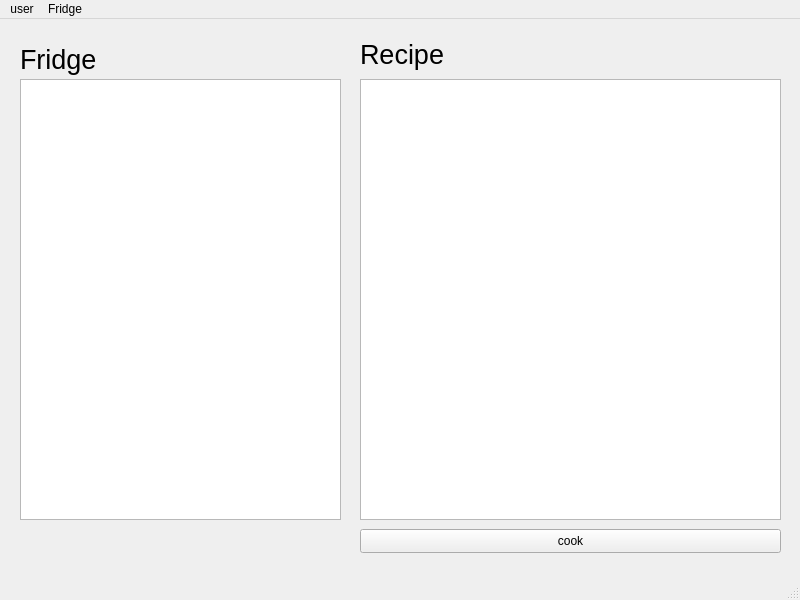
AbeArtus/SWE-Project-1, file The-Fridge/mainwindow.ui: the form before one commit.
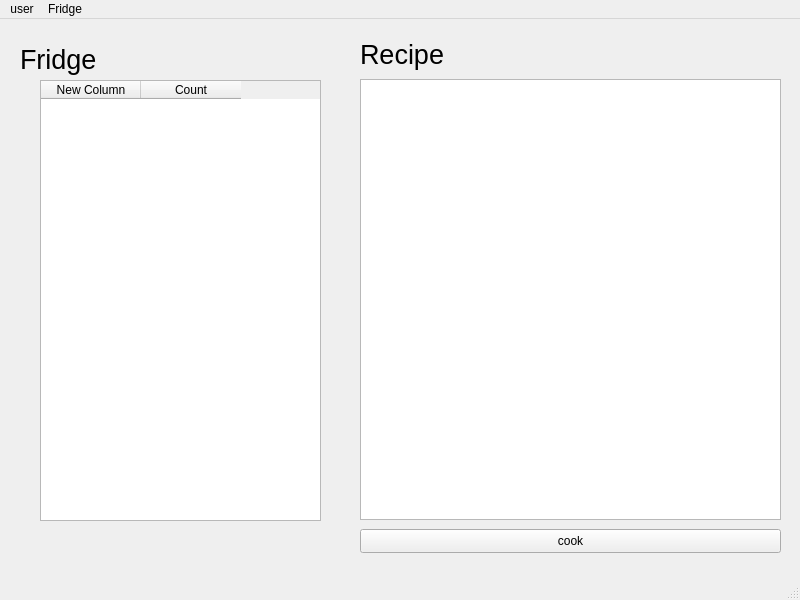
The form after the commit.

Commit message:
Creation of table widget
Needs fixing, does not run correctly.

```diff
--- a/The-Fridge/mainwindow.ui
+++ b/The-Fridge/mainwindow.ui
@@ -14,16 +14,6 @@
    <string>MainWindow</string>
   </property>
   <widget class="QWidget" name="centralwidget">
-   <widget class="QTableWidget" name="tableWidget">
-    <property name="geometry">
-     <rect>
-      <x>20</x>
-      <y>60</y>
-      <width>321</width>
-      <height>441</height>
-     </rect>
-    </property>
-   </widget>
    <widget class="QListView" name="listView">
     <property name="geometry">
      <rect>
@@ -83,6 +73,32 @@
      <string>cook</string>
     </property>
    </widget>
+   <widget class="QTableWidget" name="fridgeTable">
+    <property name="geometry">
+     <rect>
+      <x>40</x>
+      <y>61</y>
+      <width>281</width>
+      <height>441</height>
+     </rect>
+    </property>
+    <property name="editTriggers">
+     <set>QAbstractItemView::NoEditTriggers</set>
+    </property>
+    <attribute name="verticalHeaderVisible">
+     <bool>false</bool>
+    </attribute>
+    <column>
+     <property name="text">
+      <string>New Column</string>
+     </property>
+    </column>
+    <column>
+     <property name="text">
+      <string>Count</string>
+     </property>
+    </column>
+   </widget>
   </widget>
   <widget class="QMenuBar" name="menubar">
    <property name="geometry">
```
The commit also changes 4 other files.
